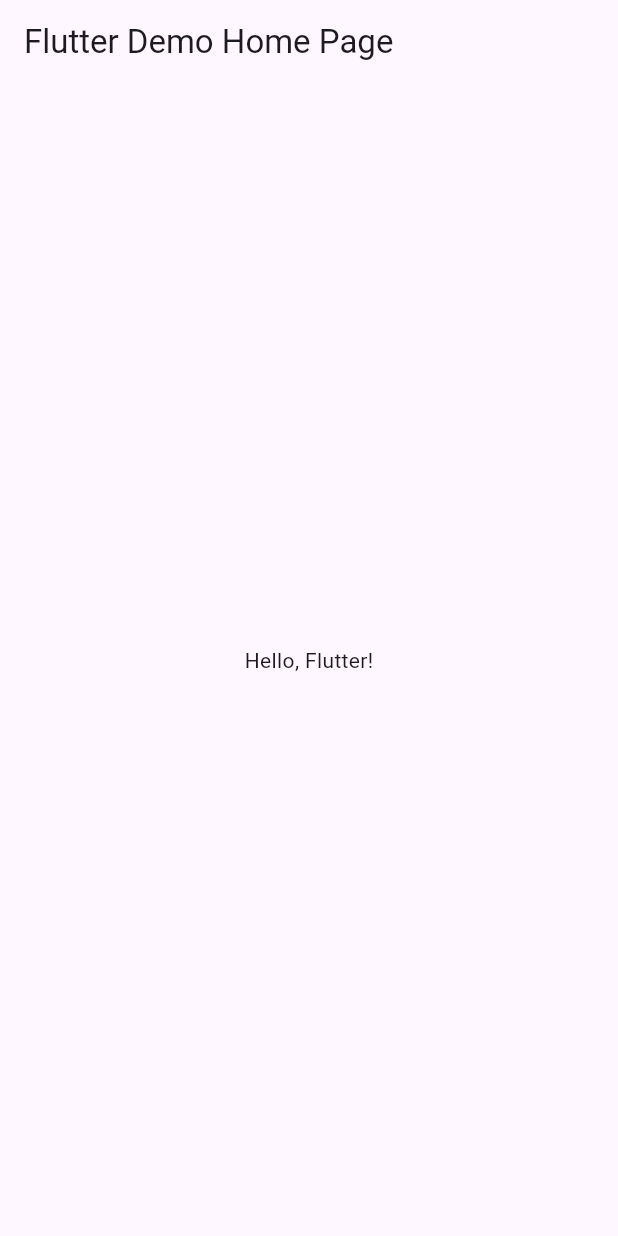
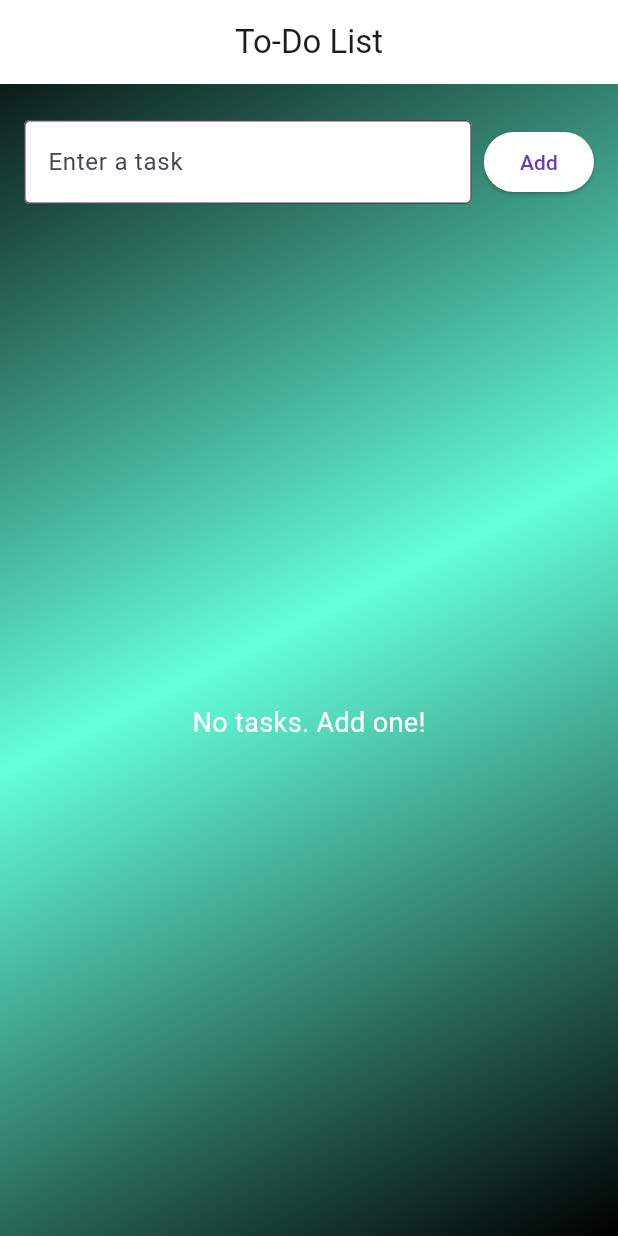
Before and after one commit to ShubhamBayas-Josh/Flutter-Assignments, a Flutter app: the screen it shows after launch, on a phone screen of 412 x 824 dp. Run offline on Flutter 3.47's test engine with Material 3 defaults, Android fonts, the phone set to English and light mode, and no system bars; our stand-ins replace flutter_riverpod.

Commit message:
Added Assignment 7

```diff
--- /dev/null
+++ b/lib/Assignment7/todo_list_page.dart
@@ -0,0 +1,107 @@
+
+import 'package:flutter/material.dart';
+import 'package:flutter_riverpod/flutter_riverpod.dart';
+import 'todo_provider.dart';
+import 'package:assignments/Assignment7/todo_item.dart';
+
+class TodoListPage extends ConsumerStatefulWidget {
+  const TodoListPage({super.key});
+
+  @override
+  ConsumerState<TodoListPage> createState() => _TodoListPageState();
+}
+
+class _TodoListPageState extends ConsumerState<TodoListPage> {
+  final TextEditingController _controller = TextEditingController();
+
+  void _addTodoItem() {
+    ref.read(todoListProvider.notifier).add(_controller.text);
+    _controller.clear();
+  }
+
+  void _removeTodoItem(int index) {
+    ref.read(todoListProvider.notifier).remove(index);
+  }
+
+  @override
+  Widget build(BuildContext context) {
+    final todoItems = ref.watch(todoListProvider);
+
+    return Scaffold(
+      extendBodyBehindAppBar: true,
+      appBar: AppBar(
+        title: const Text('To-Do List'),
+        centerTitle: true,
+        backgroundColor: Colors.white,
+        elevation: 0,
+      ),
+      body: Container(
+        decoration: const BoxDecoration(
+          gradient: LinearGradient(
+            colors: [
+              Colors.black,
+              Colors.tealAccent,
+              Colors.black,
+            ],
+            begin: Alignment.topLeft,
+            end: Alignment.bottomRight,
+          ),
+        ),
+        child: Padding(
+          padding: const EdgeInsets.only(
+              top: kToolbarHeight + 24, left: 16, right: 16, bottom: 16),
+          child: Column(
+            children: [
+              Row(
+                children: [
+                  Expanded(
+                    child: TextField(
+                      controller: _controller,
+                      decoration: const InputDecoration(
+                        labelText: 'Enter a task',
+                        border: OutlineInputBorder(),
+                        filled: true,
+                        fillColor: Colors.white,
+                      ),
+                    ),
+                  ),
+                  const SizedBox(width: 8),
+                  ElevatedButton(
+                    onPressed: _addTodoItem,
+                    style: ElevatedButton.styleFrom(
+                      backgroundColor: Colors.white,
+                      foregroundColor: Colors.deepPurple,
+                    ),
+                    child: const Text('Add'),
+                  ),
+                ],
+              ),
+              const SizedBox(height: 20),
+              Expanded(
+                child: todoItems.isEmpty
+                    ? const Center(
+                  child: Text(
+                    'No tasks. Add one!',
+                    style: TextStyle(
+                      fontSize: 18,
+                      color: Colors.white,
+                    ),
+                  ),
+                )
+                    : ListView.builder(
+                  itemCount: todoItems.length,
+                  itemBuilder: (context, index) {
+                    return TodoItem(
+                      title: todoItems[index],
+                      onDelete: () => _removeTodoItem(index),
+                    );
+                  },
+                ),
+              ),
+            ],
+          ),
+        ),
+      ),
+    );
+  }
+}
--- /dev/null
+++ b/lib/Assignment7/todo_provider.dart
@@ -0,0 +1,22 @@
+
+import 'package:flutter_riverpod/flutter_riverpod.dart';
+
+final todoListProvider =
+StateNotifierProvider<TodoListNotifier, List<String>>((ref) {
+  return TodoListNotifier();
+});
+
+class TodoListNotifier extends StateNotifier<List<String>> {
+  TodoListNotifier() : super([]);
+
+  void add(String item) {
+    if (item.trim().isNotEmpty) {
+      state = [...state, item.trim()];
+    }
+  }
+
+  void remove(int index) {
+    final updatedList = [...state]..removeAt(index);
+    state = updatedList;
+  }
+}
--- a/lib/main.dart
+++ b/lib/main.dart
@@ -1,7 +1,14 @@
+// main.dart
+
 import 'package:flutter/material.dart';
+import 'package:flutter_riverpod/flutter_riverpod.dart';
+
+import 'Assignment7/todo_list_page.dart';
 
 void main() {
-  runApp(const MyApp());
+  runApp(
+    const ProviderScope(child: MyApp()),
+  );
 }
 
 class MyApp extends StatelessWidget {
@@ -9,28 +16,9 @@
 
   @override
   Widget build(BuildContext context) {
-    return MaterialApp(
-      title: 'Flutter Demo',
-      theme: ThemeData(
-        colorScheme: ColorScheme.fromSeed(seedColor: Colors.deepPurple),
-      ),
-      home: const HomePage(),
+    return const MaterialApp(
+      debugShowCheckedModeBanner: false,
+      home: TodoListPage(),
     );
   }
 }
-
-class HomePage extends StatelessWidget {
-  const HomePage({super.key});
-
-  @override
-  Widget build(BuildContext context) {
-    return Scaffold(
-      appBar: AppBar(
-        title: const Text('Flutter Demo Home Page'),
-      ),
-      body: const Center(
-        child: Text('Hello, Flutter!'),
-      ),
-    );
-  }
-}
--- a/pubspec.yaml
+++ b/pubspec.yaml
@@ -30,7 +30,7 @@
 dependencies:
   flutter:
     sdk: flutter
-
+  flutter_riverpod: ^2.5.1
   # The following adds the Cupertino Icons font to your application.
   # Use with the CupertinoIcons class for iOS style icons.
   cupertino_icons: ^1.0.8
```
Also changed, not shown: lib/Assignment7/todo_item.dart (added, +27 -0 lines), pubspec.lock.
